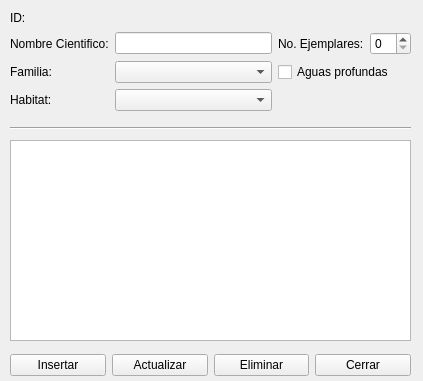
First picture: the form in vista/ui/planta_acuatica.ui, repository daeran84/Acuario, before the edit.
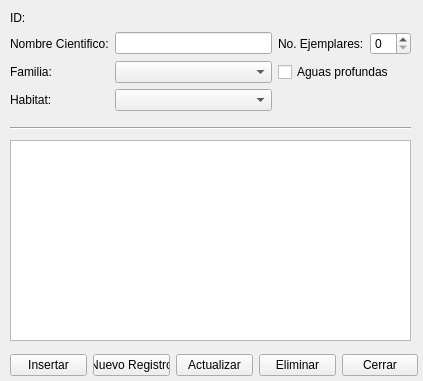
Second picture: the form after the edit.

Commit message:
Ventana Plantas OK
arreglado el índice automático en animales acuáticos

The edit to the form file:
```diff
--- a/vista/ui/planta_acuatica.ui
+++ b/vista/ui/planta_acuatica.ui
@@ -18,7 +18,7 @@
     <rect>
      <x>10</x>
      <y>350</y>
-     <width>401</width>
+     <width>408</width>
      <height>31</height>
     </rect>
    </property>
@@ -30,6 +30,13 @@
       </property>
      </widget>
     </item>
+    <item>
+     <widget class="QPushButton" name="btn_nuevo_reg">
+      <property name="text">
+       <string>Nuevo Registro</string>
+      </property>
+     </widget>
+    </item>
     <item>
      <widget class="QPushButton" name="btn_actualizar">
       <property name="text">
@@ -76,7 +83,7 @@
     <enum>Qt::Horizontal</enum>
    </property>
   </widget>
-  <widget class="QWidget" name="">
+  <widget class="QWidget" name="layoutWidget">
    <property name="geometry">
     <rect>
      <x>10</x>
```
Left out of the diff: 49 changed lines with no effect on the pictures. The commit also changes 13 other files.
